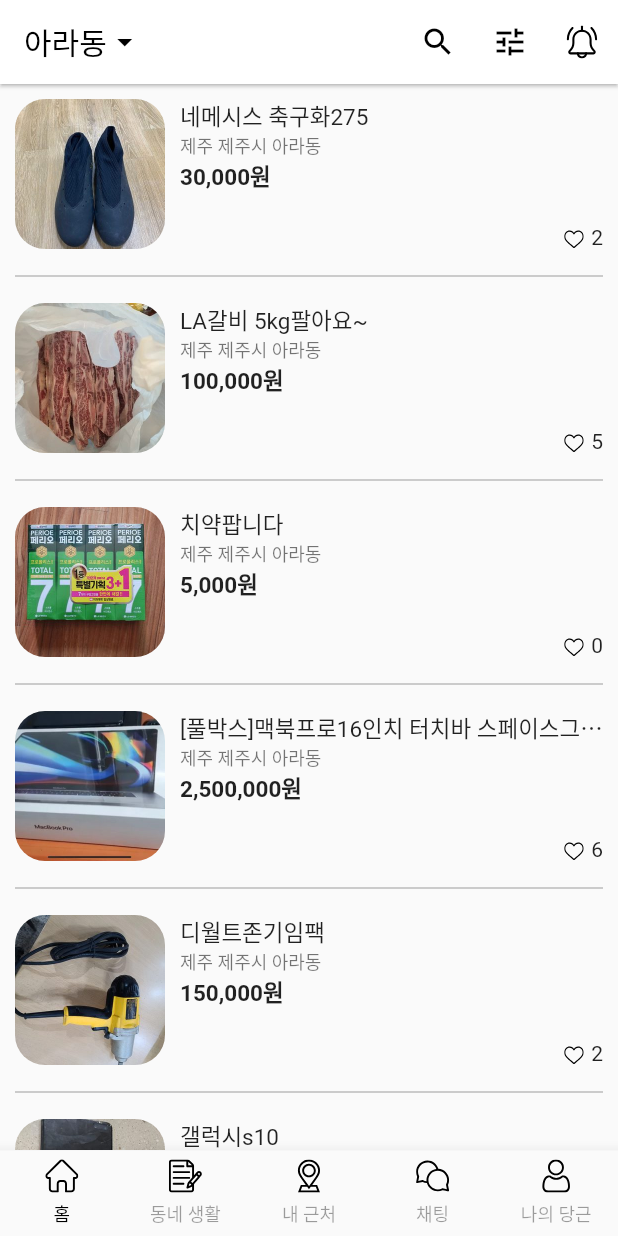
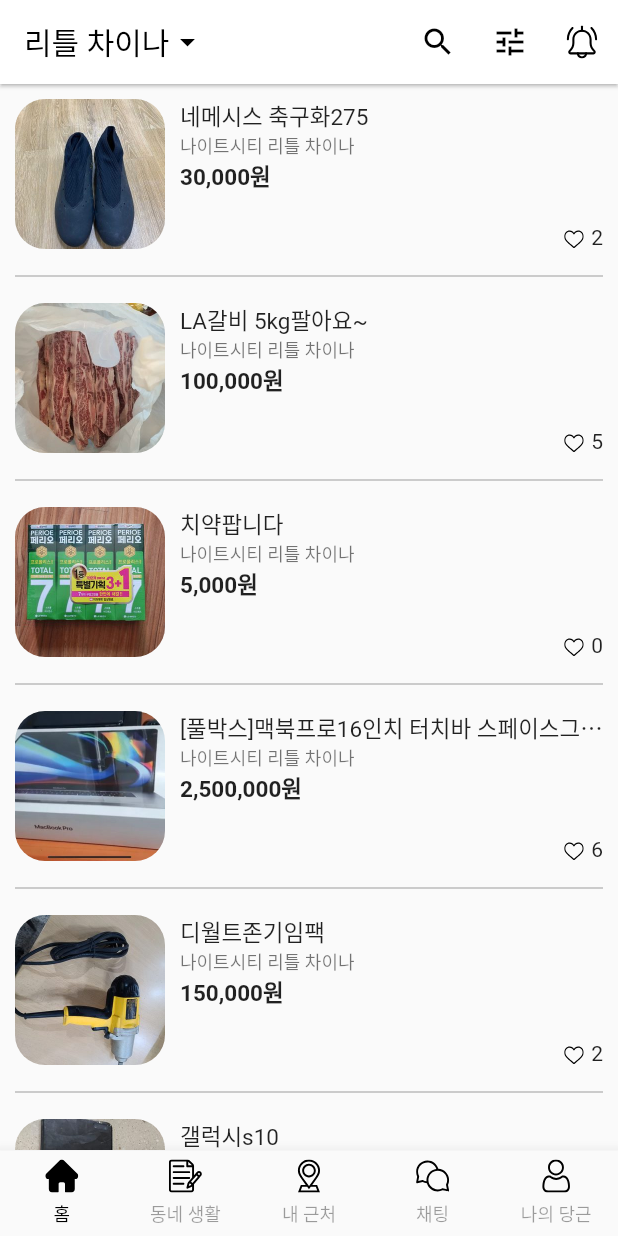
Before and after one commit to Leonamin/flutter_study, a Flutter app: the screen it shows after launch, on a phone screen of 412 x 824 dp. Run offline on Flutter 3.47's test engine with Material 2 defaults, Android fonts, the phone set to English and light mode, and no system bars; our stand-ins replace flutter_svg; missing offline and left inert: dart:html.

Commit message:
기능 - 홈 페이지 분리 및 위치 팝업 메뉴 추가

```diff
--- a/carrot_market/lib/main.dart
+++ b/carrot_market/lib/main.dart
@@ -1,3 +1,4 @@
+import 'package:carrot_market/page/app.dart';
 import 'package:carrot_market/page/home.dart';
 import 'package:flutter/material.dart';
 
@@ -37,7 +38,7 @@ class MyApp extends StatelessWidget {
         // white를 쓰고 싶으면 커스텀으로 white를 추가해야하는데 귀찮으니 그냥 한다.
         primarySwatch: primaryWhite,
       ),
-      home: const Home(),
+      home: const App(),
     );
   }
 }
--- /dev/null
+++ b/carrot_market/lib/page/app.dart
@@ -0,0 +1,86 @@
+import 'package:carrot_market/page/home.dart';
+import 'package:flutter/material.dart';
+import 'package:flutter_svg/flutter_svg.dart';
+
+class App extends StatefulWidget {
+  const App({Key? key}) : super(key: key);
+
+  @override
+  State<App> createState() => _AppState();
+}
+
+class _AppState extends State<App> {
+  late int _currentPageIndex;
+
+  @override
+  void initState() {
+    // TODO: implement initState
+    super.initState();
+    _currentPageIndex = 0;
+  }
+
+  Widget _makeBody() {
+    switch (_currentPageIndex) {
+      case 0:
+        return Home();
+      case 1:
+      case 2:
+      case 3:
+      case 4:
+      default:
+        return Container();
+    }
+  }
+
+  BottomNavigationBarItem _makeBottomNavigationBarItem(
+      String iconName, String label) {
+    return BottomNavigationBarItem(
+        icon: Padding(
+          padding: const EdgeInsets.only(bottom: 5),
+          child: SvgPicture.asset(
+            "assets/svg/${iconName}_off.svg",
+            width: 22,
+          ),
+        ),
+        activeIcon: Padding(
+          padding: const EdgeInsets.only(bottom: 5),
+          child: SvgPicture.asset(
+            "assets/svg/${iconName}_on.svg",
+            width: 22,
+          ),
+        ),
+        label: label);
+  }
+
+  Widget _makeBottomNavigator() {
+    return BottomNavigationBar(
+        // 애니메이션
+        type: BottomNavigationBarType.fixed,
+        onTap: (index) {
+          print(index);
+          setState(() {
+            _currentPageIndex = index;
+          });
+        },
+        currentIndex: _currentPageIndex,
+        selectedItemColor: Colors.black,
+        selectedFontSize: 12,
+        unselectedItemColor: Colors.black38,
+        items: [
+          // label 안넣으면 오류남
+          _makeBottomNavigationBarItem("home", "홈"),
+          _makeBottomNavigationBarItem("notes", "동네 생활"),
+          _makeBottomNavigationBarItem("location", "내 근처"),
+          _makeBottomNavigationBarItem("chat", "채팅"),
+          _makeBottomNavigationBarItem("user", "나의 당근"),
+        ]);
+  }
+
+  @override
+  Widget build(BuildContext context) {
+    return Scaffold(
+      body: _makeBody(),
+      bottomNavigationBar: _makeBottomNavigator(),
+    );
+  }
+}
--- a/carrot_market/lib/page/home.dart
+++ b/carrot_market/lib/page/home.dart
@@ -1,3 +1,4 @@
+import 'dart:html';
 import 'dart:ui';
 
 import 'package:flutter/material.dart';
@@ -14,19 +15,25 @@ class Home extends StatefulWidget {
 
 class _HomeState extends State<Home> {
   late List<Map<String, String>> datas;
-  late int _currentPageIndex;
+  late String currentMenuLocation;
+
+  final Map<String, String> locationTypeToString = {
+    "little_china": "리틀 차이나",
+    "kabuki": "가부키",
+    "north_side": "노스사이드"
+  };
 
   @override
   void initState() {
     // TODO: implement initState
     super.initState();
-    _currentPageIndex = 0;
+    currentMenuLocation = "little_china";
     datas = [
       {
         "cid": "1",
         "image": "assets/images/ara-1.jpg",
         "title": "네메시스 축구화275",
-        "location": "제주 제주시 아라동",
+        "location": "나이트시티 리틀 차이나",
         "price": "30000",
         "likes": "2"
       },
@@ -34,7 +41,7 @@ class _HomeState extends State<Home> {
         "cid": "2",
         "image": "assets/images/ara-2.jpg",
         "title": "LA갈비 5kg팔아요~",
-        "location": "제주 제주시 아라동",
+        "location": "나이트시티 리틀 차이나",
         "price": "100000",
         "likes": "5"
       },
@@ -42,7 +49,7 @@ class _HomeState extends State<Home> {
         "cid": "3",
         "image": "assets/images/ara-3.jpg",
         "title": "치약팝니다",
-        "location": "제주 제주시 아라동",
+        "location": "나이트시티 리틀 차이나",
         "price": "5000",
         "likes": "0"
       },
@@ -50,7 +57,7 @@ class _HomeState extends State<Home> {
         "cid": "4",
         "image": "assets/images/ara-4.jpg",
         "title": "[풀박스]맥북프로16인치 터치바 스페이스그레이",
-        "location": "제주 제주시 아라동",
+        "location": "나이트시티 리틀 차이나",
         "price": "2500000",
         "likes": "6"
       },
@@ -58,7 +65,7 @@ class _HomeState extends State<Home> {
         "cid": "5",
         "image": "assets/images/ara-5.jpg",
         "title": "디월트존기임팩",
-        "location": "제주 제주시 아라동",
+        "location": "나이트시티 리틀 차이나",
         "price": "150000",
         "likes": "2"
       },
@@ -66,7 +73,7 @@ class _HomeState extends State<Home> {
         "cid": "6",
         "image": "assets/images/ara-6.jpg",
         "title": "갤럭시s10",
-        "location": "제주 제주시 아라동",
+        "location": "나이트시티 리틀 차이나",
         "price": "180000",
         "likes": "2"
       },
@@ -74,7 +81,7 @@ class _HomeState extends State<Home> {
         "cid": "7",
         "image": "assets/images/ara-7.jpg",
         "title": "선반",
-        "location": "제주 제주시 아라동",
+        "location": "나이트시티 리틀 차이나",
         "price": "15000",
         "likes": "2"
       },
@@ -82,7 +89,7 @@ class _HomeState extends State<Home> {
         "cid": "8",
         "image": "assets/images/ara-8.jpg",
         "title": "냉장 쇼케이스",
-        "location": "제주 제주시 아라동",
+        "location": "나이트시티 리틀 차이나",
         "price": "80000",
         "likes": "3"
       },
@@ -90,7 +97,7 @@ class _HomeState extends State<Home> {
         "cid": "9",
         "image": "assets/images/ara-9.jpg",
         "title": "대우 미니냉장고",
-        "location": "제주 제주시 아라동",
+        "location": "나이트시티 리틀 차이나",
         "price": "30000",
         "likes": "3"
       },
@@ -98,7 +105,7 @@ class _HomeState extends State<Home> {
         "cid": "10",
         "image": "assets/images/ara-10.jpg",
         "title": "멜킨스 풀업 턱걸이 판매합니다.",
-        "location": "제주 제주시 아라동",
+        "location": "나이트시티 리틀 차이나",
         "price": "50000",
         "likes": "7"
       },
@@ -112,16 +119,46 @@ class _HomeState extends State<Home> {
         onTap: () {
           print("C");
         },
+        // int string 상관 무
+        child: PopupMenuButton<String>(
+          //팝업시 메뉴 위치
+          offset: const Offset(0.0, 30.0),
+          shape: ShapeBorder.lerp(
+              RoundedRectangleBorder(borderRadius: BorderRadius.circular(10.0)),
+              RoundedRectangleBorder(borderRadius: BorderRadius.circular(10.0)),
+              1),
+          onSelected: (value) {
+            setState(() {
+              currentMenuLocation = value;
+            });
+          },
+          itemBuilder: (context) {
+            return [
+              const PopupMenuItem(
+                child: Text("리틀 차이나"),
+                value: "little_china",
+              ),
+              PopupMenuItem(
+                child: Text("가부키"),
+                value: "kabuki",
+              ),
+              PopupMenuItem(
+                child: Text("노스 사이드"),
+                value: "north_side",
+              ),
+            ];
+          },
           child: Row(
-          children: const [
+            children: [
               Text(
-              '아라동',
+                locationTypeToString[currentMenuLocation]!,
                 style: TextStyle(color: Colors.black),
               ),
               Icon(
                 Icons.arrow_drop_down,
               )
             ],
+          ),
         ),
       ),
       // 그림자 생성 1로 하면 그림자 최저로 줄어듦(없어짐)
@@ -249,30 +286,14 @@ class _HomeState extends State<Home> {
             width: 22,
           ),
         ),
+        activeIcon: Padding(
+          padding: const EdgeInsets.only(bottom: 5),
+          child: SvgPicture.asset(
+            "assets/svg/${iconName}_on.svg",
+            width: 22,
+          ),
+        ),
         label: label);
-  }
-
-  Widget _makeBottomNavigator() {
-    return BottomNavigationBar(
-        // 애니메이션
-        type: BottomNavigationBarType.fixed,
-        onTap: (index) {
-          setState(() {
-            _currentPageIndex = index;
-          });
-        },
-        currentIndex: _currentPageIndex,
-        selectedItemColor: Colors.black,
-        selectedFontSize: 12,
-        unselectedItemColor: Colors.black38,
-        items: [
-          // label 안넣으면 오류남
-          _makeBottomNavigationBarItem("home", "홈"),
-          _makeBottomNavigationBarItem("notes", "동네 생활"),
-          _makeBottomNavigationBarItem("location", "내 근처"),
-          _makeBottomNavigationBarItem("chat", "채팅"),
-          _makeBottomNavigationBarItem("user", "나의 당근"),
-        ]);
   }
 
   @override
@@ -280,7 +301,6 @@ class _HomeState extends State<Home> {
     return Scaffold(
       appBar: _makeAppBar(),
       body: _makeBody(),
-      bottomNavigationBar: _makeBottomNavigator(),
     );
   }
 }
```
Lines whose indentation alone changed are shown as unchanged.
